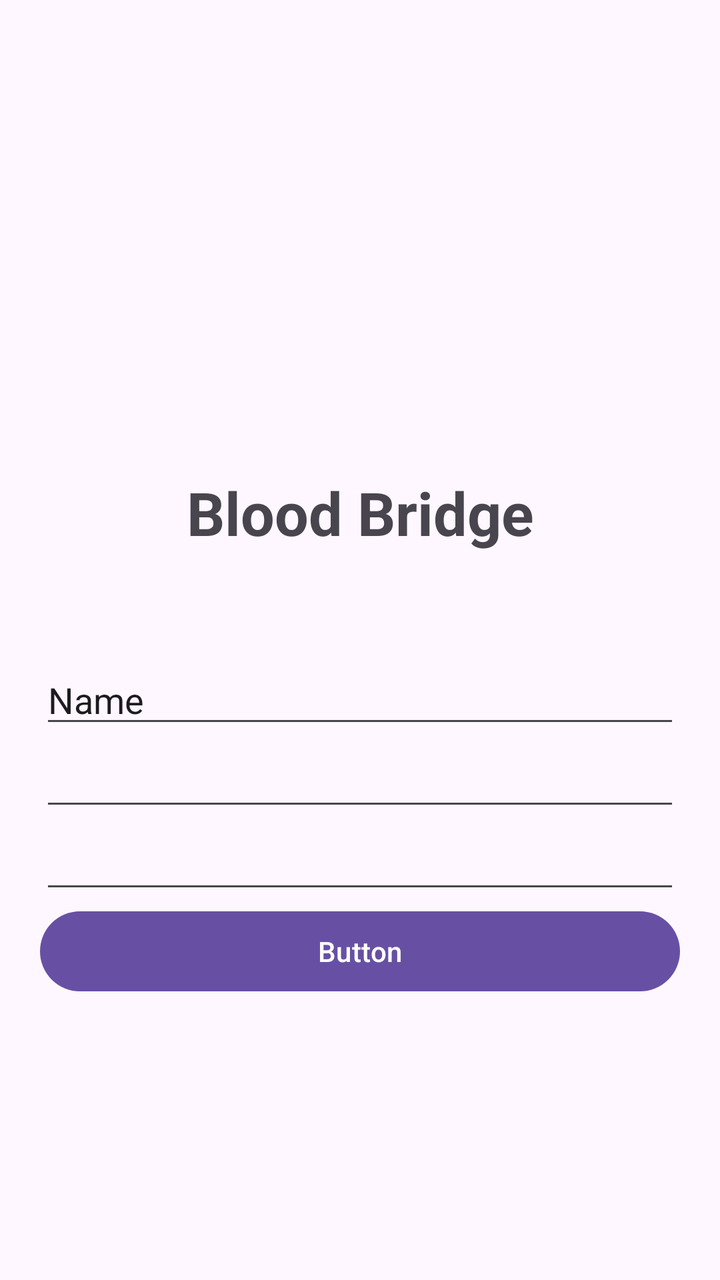
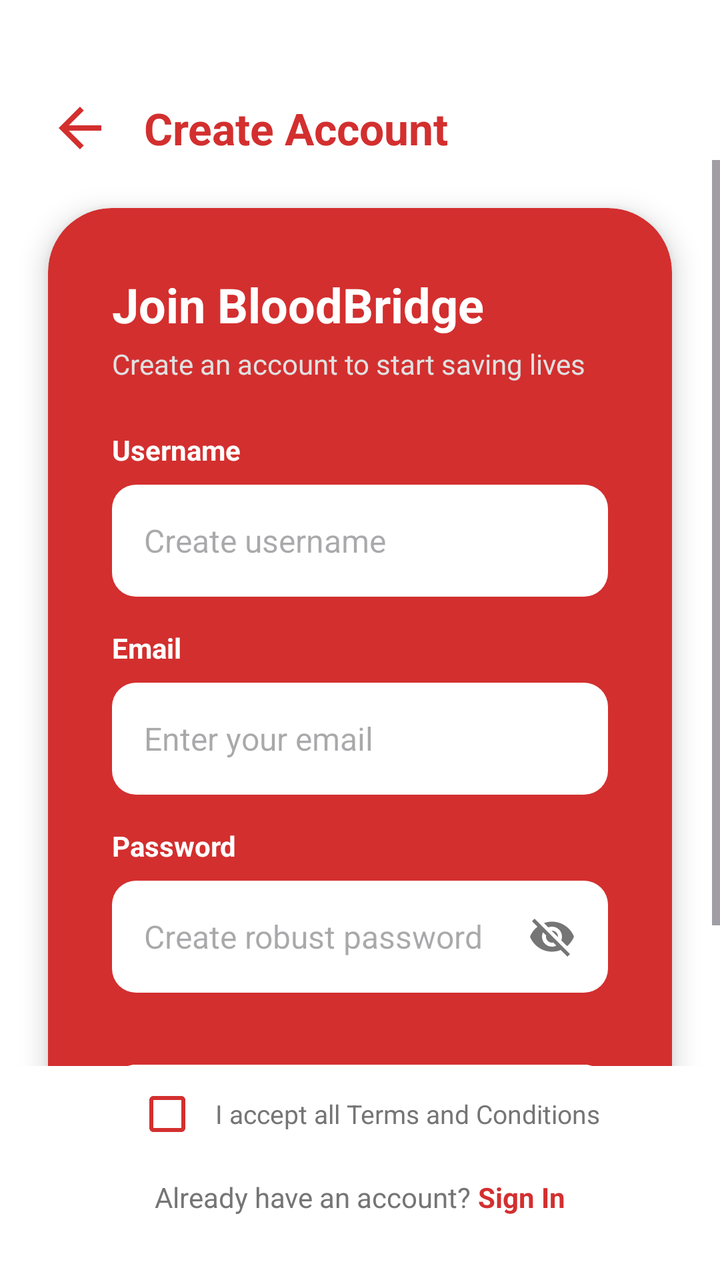

Screens rendered from an Android XML layout before and after an edit, with the pre-edit source and the edit as a unified diff.
<!-- AndroidManifest.xml: application theme Theme.BloodBridge -->
<!-- res/layout/activity_register.xml -->
<?xml version="1.0" encoding="utf-8"?>
<androidx.constraintlayout.widget.ConstraintLayout
    xmlns:android="http://schemas.android.com/apk/res/android"
    xmlns:app="http://schemas.android.com/apk/res-auto"
    xmlns:tools="http://schemas.android.com/tools"
    android:id="@+id/main"
    android:layout_width="match_parent"
    android:layout_height="match_parent"
    tools:context=".Views.RegisterActivity">

    <LinearLayout
        android:id="@+id/titleLayout"
        android:layout_width="match_parent"
        android:layout_height="wrap_content"
        android:layout_marginTop="216dp"
        android:orientation="vertical"
        android:padding="20dp"
        app:layout_constraintHorizontal_bias="1.0"
        app:layout_constraintLeft_toLeftOf="parent"
        app:layout_constraintRight_toRightOf="parent"
        app:layout_constraintTop_toTopOf="parent">

        <TextView
            android:id="@+id/apptitle"
            android:layout_width="match_parent"
            android:layout_height="wrap_content"
            android:text="Blood Bridge"
            android:textAlignment="center"
            android:textSize="30sp"
            android:textStyle="bold" />

    </LinearLayout>

    <LinearLayout
        android:id="@+id/editTextLayout"
        android:layout_width="match_parent"
        android:layout_height="wrap_content"
        android:orientation="vertical"
        android:padding="20dp"
        app:layout_constraintBottom_toBottomOf="parent"
        app:layout_constraintTop_toBottomOf="@+id/titleLayout"
        app:layout_constraintVertical_bias="0.087"
        tools:layout_editor_absoluteX="44dp">

        <EditText
            android:id="@+id/userName"
            android:layout_width="match_parent"
            android:layout_height="wrap_content"
            android:ems="10"
            android:inputType="text"
            android:text="Name"
            tools:layout_editor_absoluteX="46dp"
            tools:layout_editor_absoluteY="300dp" />

        <EditText
            android:id="@+id/useremail"
            android:layout_width="match_parent"
            android:layout_height="wrap_content"
            android:ems="10"
            android:inputType="textEmailAddress"
            tools:layout_editor_absoluteX="58dp"
            tools:layout_editor_absoluteY="401dp" />

        <EditText
            android:id="@+id/passWord"
            android:layout_width="match_parent"
            android:layout_height="wrap_content"
            android:ems="10"
            android:inputType="textPassword"
            tools:layout_editor_absoluteX="-40dp"
            tools:layout_editor_absoluteY="420dp" />

        <Button
            android:id="@+id/lgnBtn"
            android:layout_width="match_parent"
            android:layout_height="wrap_content"
            android:text="Button"
            tools:layout_editor_absoluteX="-5dp"
            tools:layout_editor_absoluteY="373dp" />

    </LinearLayout>

</androidx.constraintlayout.widget.ConstraintLayout>
<!-- resources referenced by this layout -->
<resources>
  <style name="Theme.BloodBridge" parent="Base.Theme.BloodBridge" />
  <style name="Base.Theme.BloodBridge" parent="Theme.Material3.DayNight.NoActionBar">
          
          
      </style>
</resources>

<!-- the commit's change to res/layout/activity_register.xml (unified diff, before → after) -->
@@ -1,83 +1,227 @@
 <?xml version="1.0" encoding="utf-8"?>
-<androidx.constraintlayout.widget.ConstraintLayout
-    xmlns:android="http://schemas.android.com/apk/res/android"
+<androidx.constraintlayout.widget.ConstraintLayout xmlns:android="http://schemas.android.com/apk/res/android"
     xmlns:app="http://schemas.android.com/apk/res-auto"
     xmlns:tools="http://schemas.android.com/tools"
     android:id="@+id/main"
     android:layout_width="match_parent"
     android:layout_height="match_parent"
+    android:background="#FFFFFF"
     tools:context=".Views.RegisterActivity">
 
+    
     <LinearLayout
-        android:id="@+id/titleLayout"
+        android:id="@+id/llHeaderReg"
         android:layout_width="match_parent"
         android:layout_height="wrap_content"
-        android:layout_marginTop="216dp"
-        android:orientation="vertical"
-        android:padding="20dp"
-        app:layout_constraintHorizontal_bias="1.0"
-        app:layout_constraintLeft_toLeftOf="parent"
-        app:layout_constraintRight_toRightOf="parent"
+        android:layout_marginTop="48dp"
+        android:gravity="center_vertical"
+        android:orientation="horizontal"
+        android:paddingStart="24dp"
+        android:paddingEnd="24dp"
         app:layout_constraintTop_toTopOf="parent">
 
+        <ImageView
+            android:id="@+id/ivBackReg"
+            android:layout_width="32dp"
+            android:layout_height="32dp"
+            android:contentDescription="Back"
+            android:src="@drawable/ic_back" />
+
         <TextView
-            android:id="@+id/apptitle"
+            android:layout_width="wrap_content"
+            android:layout_height="wrap_content"
+            android:layout_marginStart="16dp"
+            android:text="Create Account"
+            android:textColor="#D32F2F"
+            android:textSize="22sp"
+            android:textStyle="bold" />
+    </LinearLayout>
+
+    <ScrollView
+        android:layout_width="match_parent"
+        android:layout_height="0dp"
+        app:layout_constraintBottom_toTopOf="@+id/llBottomLinks"
+        app:layout_constraintTop_toBottomOf="@+id/llHeaderReg">
+
+        <androidx.cardview.widget.CardView
+            android:id="@+id/cvRegister"
             android:layout_width="match_parent"
             android:layout_height="wrap_content"
-            android:text="Blood Bridge"
-            android:textAlignment="center"
-            android:textSize="30sp"
-            android:textStyle="bold" />
-
-    </LinearLayout>
+            android:layout_margin="24dp"
+            app:cardBackgroundColor="#D32F2F"
+            app:cardCornerRadius="32dp"
+            app:cardElevation="8dp">
+
+            <LinearLayout
+                android:layout_width="match_parent"
+                android:layout_height="wrap_content"
+                android:orientation="vertical"
+                android:padding="32dp">
+
+                <TextView
+                    android:layout_width="wrap_content"
+                    android:layout_height="wrap_content"
+                    android:text="Join BloodBridge"
+                    android:textColor="#FFFFFF"
+                    android:textSize="24sp"
+                    android:textStyle="bold" />
+
+                <TextView
+                    android:layout_width="wrap_content"
+                    android:layout_height="wrap_content"
+                    android:layout_marginTop="4dp"
+                    android:text="Create an account to start saving lives"
+                    android:textColor="#E0E0E0"
+                    android:textSize="14sp" />
+
+                
+                <TextView
+                    android:layout_width="wrap_content"
+                    android:layout_height="wrap_content"
+                    android:layout_marginTop="24dp"
+                    android:text="Username"
+                    android:textColor="#FFFFFF"
+                    android:textSize="14sp"
+                    android:textStyle="bold" />
+
+                <EditText
+                    android:id="@+id/userName"
+                    android:layout_width="match_parent"
+                    android:layout_height="56dp"
+                    android:layout_marginTop="8dp"
+                    android:background="@drawable/bg_input_field"
+                    android:hint="Create username"
+                    android:inputType="text"
+                    android:paddingStart="16dp"
+                    android:paddingEnd="16dp"
+                    android:textColor="#212121"
+                    android:textSize="16sp" />
+
+                
+                <TextView
+                    android:layout_width="wrap_content"
+                    android:layout_height="wrap_content"
+                    android:layout_marginTop="16dp"
+                    android:text="Email"
+                    android:textColor="#FFFFFF"
+                    android:textSize="14sp"
+                    android:textStyle="bold" />
+
+                <EditText
+                    android:id="@+id/useremail"
+                    android:layout_width="match_parent"
+                    android:layout_height="56dp"
+                    android:layout_marginTop="8dp"
+                    android:background="@drawable/bg_input_field"
+                    android:hint="Enter your email"
+                    android:inputType="textEmailAddress"
+                    android:paddingStart="16dp"
+                    android:paddingEnd="16dp"
+                    android:textColor="#212121"
+                    android:textSize="16sp" />
+
+                
+                <TextView
+                    android:layout_width="wrap_content"
+                    android:layout_height="wrap_content"
+                    android:layout_marginTop="16dp"
+                    android:text="Password"
+                    android:textColor="#FFFFFF"
+                    android:textSize="14sp"
+                    android:textStyle="bold" />
+
+                <FrameLayout
+                    android:layout_width="match_parent"
+                    android:layout_height="56dp"
+                    android:layout_marginTop="8dp">
+
+                    <EditText
+                        android:id="@+id/passWord"
+                        android:layout_width="match_parent"
+                        android:layout_height="match_parent"
+                        android:background="@drawable/bg_input_field"
+                        android:hint="Create robust password"
+                        android:inputType="textPassword"
+                        android:paddingStart="16dp"
+                        android:paddingEnd="56dp"
+                        android:textColor="#212121"
+                        android:textSize="16sp" />
+
+                    <ImageView
+                        android:layout_width="24dp"
+                        android:layout_height="24dp"
+                        android:layout_gravity="end|center_vertical"
+                        android:layout_marginEnd="16dp"
+                        android:src="@drawable/ic_visibility_off" />
+                </FrameLayout>
+
+                
+                <com.google.android.material.button.MaterialButton
+                    android:id="@+id/lgnBtn"
+                    android:layout_width="match_parent"
+                    android:layout_height="56dp"
+                    android:layout_marginTop="32dp"
+                    android:backgroundTint="#FFFFFF"
+                    android:text="Sign Up"
+                    android:textColor="#D32F2F"
+                    android:textSize="16sp"
+                    android:textStyle="bold"
+                    app:cornerRadius="12dp" />
+
+            </LinearLayout>
+        </androidx.cardview.widget.CardView>
+    </ScrollView>
 
     <LinearLayout
-        android:id="@+id/editTextLayout"
+        android:id="@+id/llBottomLinks"
         android:layout_width="match_parent"
         android:layout_height="wrap_content"
+        android:layout_marginBottom="32dp"
+        android:gravity="center"
         android:orientation="vertical"
-        android:padding="20dp"
-        app:layout_constraintBottom_toBottomOf="parent"
-        app:layout_constraintTop_toBottomOf="@+id/titleLayout"
-        app:layout_constraintVertical_bias="0.087"
-        tools:layout_editor_absoluteX="44dp">
-
-        <EditText
-            android:id="@+id/userName"
-            android:layout_width="match_parent"
-            android:layout_height="wrap_content"
-            android:ems="10"
-            android:inputType="text"
-            android:text="Name"
-            tools:layout_editor_absoluteX="46dp"
-            tools:layout_editor_absoluteY="300dp" />
-
-        <EditText
-            android:id="@+id/useremail"
-            android:layout_width="match_parent"
-            android:layout_height="wrap_content"
-            android:ems="10"
-            android:inputType="textEmailAddress"
-            tools:layout_editor_absoluteX="58dp"
-            tools:layout_editor_absoluteY="401dp" />
-
-        <EditText
-            android:id="@+id/passWord"
-            android:layout_width="match_parent"
-            android:layout_height="wrap_content"
-            android:ems="10"
-            android:inputType="textPassword"
-            tools:layout_editor_absoluteX="-40dp"
-            tools:layout_editor_absoluteY="420dp" />
-
-        <Button
-            android:id="@+id/lgnBtn"
-            android:layout_width="match_parent"
-            android:layout_height="wrap_content"
-            android:text="Button"
-            tools:layout_editor_absoluteX="-5dp"
-            tools:layout_editor_absoluteY="373dp" />
-
+        app:layout_constraintBottom_toBottomOf="parent">
+
+        <LinearLayout
+            android:layout_width="wrap_content"
+            android:layout_height="wrap_content"
+            android:gravity="center_vertical"
+            android:orientation="horizontal">
+
+            <CheckBox
+                android:layout_width="wrap_content"
+                android:layout_height="wrap_content"
+                android:buttonTint="#D32F2F" />
+
+            <TextView
+                android:layout_width="wrap_content"
+                android:layout_height="wrap_content"
+                android:text="I accept all Terms and Conditions"
+                android:textColor="#757575"
+                android:textSize="13sp" />
+        </LinearLayout>
+
+        <LinearLayout
+            android:layout_width="wrap_content"
+            android:layout_height="wrap_content"
+            android:layout_marginTop="8dp"
+            android:orientation="horizontal">
+
+            <TextView
+                android:layout_width="wrap_content"
+                android:layout_height="wrap_content"
+                android:text="Already have an account? "
+                android:textColor="#757575"
+                android:textSize="14sp" />
+
+            <TextView
+                android:id="@+id/tvSignIn"
+                android:layout_width="wrap_content"
+                android:layout_height="wrap_content"
+                android:text="Sign In"
+                android:textColor="#D32F2F"
+                android:textSize="14sp"
+                android:textStyle="bold" />
+        </LinearLayout>
     </LinearLayout>
 
 </androidx.constraintlayout.widget.ConstraintLayout>
<!-- resource entries referenced after the edit -->
@@ -1,5 +1,31 @@
 <!-- resources referenced by this layout -->
 <resources>
+  <!-- drawable bg_input_field (drawable) -->
+  <?xml version="1.0" encoding="utf-8"?>
+  <shape xmlns:android="http://schemas.android.com/apk/res/android">
+      <solid android:color="#FFFFFF" />
+      <corners android:radius="12dp" />
+  </shape>
+  <!-- drawable ic_back (drawable) -->
+  <vector xmlns:android="http://schemas.android.com/apk/res/android"
+      android:width="24dp"
+      android:height="24dp"
+      android:viewportWidth="24"
+      android:viewportHeight="24">
+      <path
+          android:fillColor="#D32F2F"
+          android:pathData="M20,11H7.83l5.59,-5.59L12,4l-8,8 8,8 1.41,-1.41L7.83,13H20v-2z" />
+  </vector>
+  <!-- drawable ic_visibility_off (drawable) -->
+  <vector xmlns:android="http://schemas.android.com/apk/res/android"
+      android:width="24dp"
+      android:height="24dp"
+      android:viewportWidth="24"
+      android:viewportHeight="24">
+      <path
+          android:fillColor="#757575"
+          android:pathData="M12,7c2.76,0 5,2.24 5,5 0,0.65 -0.13,1.26 -0.36,1.82l2.92,2.92c1.51,-1.26 2.7,-2.89 3.44,-4.74 -1.73,-4.39 -6,-7.5 -11,-7.5 -1.4,0 -2.74,0.25 -3.98,0.7l2.16,2.16C10.74,7.13 11.35,7 12,7zM2,4.27l2.28,2.28 0.46,0.46C3.08,8.3 1.78,10.02 1,12c1.73,4.39 6,7.5 11,7.5 1.55,0 3.03,-0.3 4.38,-0.84l0.42,0.42L19.73,22 21,20.73 3.27,3 2,4.27zM7.53,9.8l1.55,1.55c-0.05,0.21 -0.08,0.43 -0.08,0.65 0,1.66 1.34,3 3,3 0.22,0 0.44,-0.03 0.65,-0.08l1.55,1.55c-0.67,0.33 -1.41,0.53 -2.2,0.53 -2.76,0 -5,-2.24 -5,-5 0,-0.79 0.2,-1.53 0.53,-2.2zM11.84,9.02l3.15,3.15 0.01,-0.17c0,-1.66 -1.34,-3 -3,-3l-0.16,0.02z" />
+  </vector>
   <style name="Theme.BloodBridge" parent="Base.Theme.BloodBridge" />
   <style name="Base.Theme.BloodBridge" parent="Theme.Material3.DayNight.NoActionBar">
           
